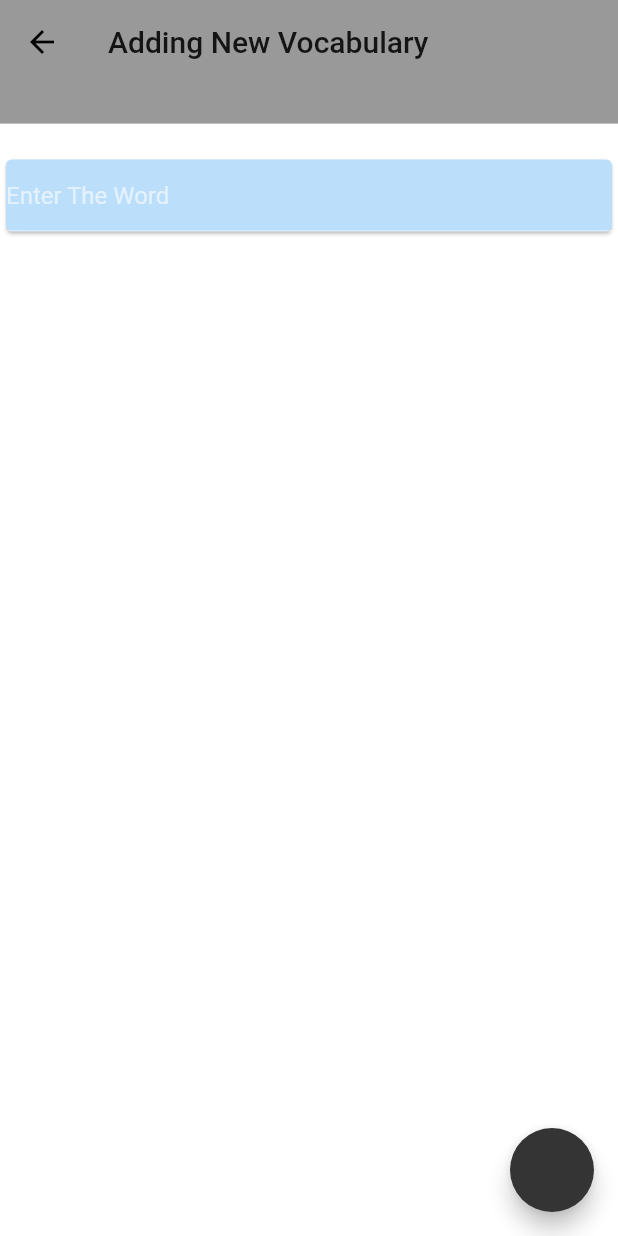
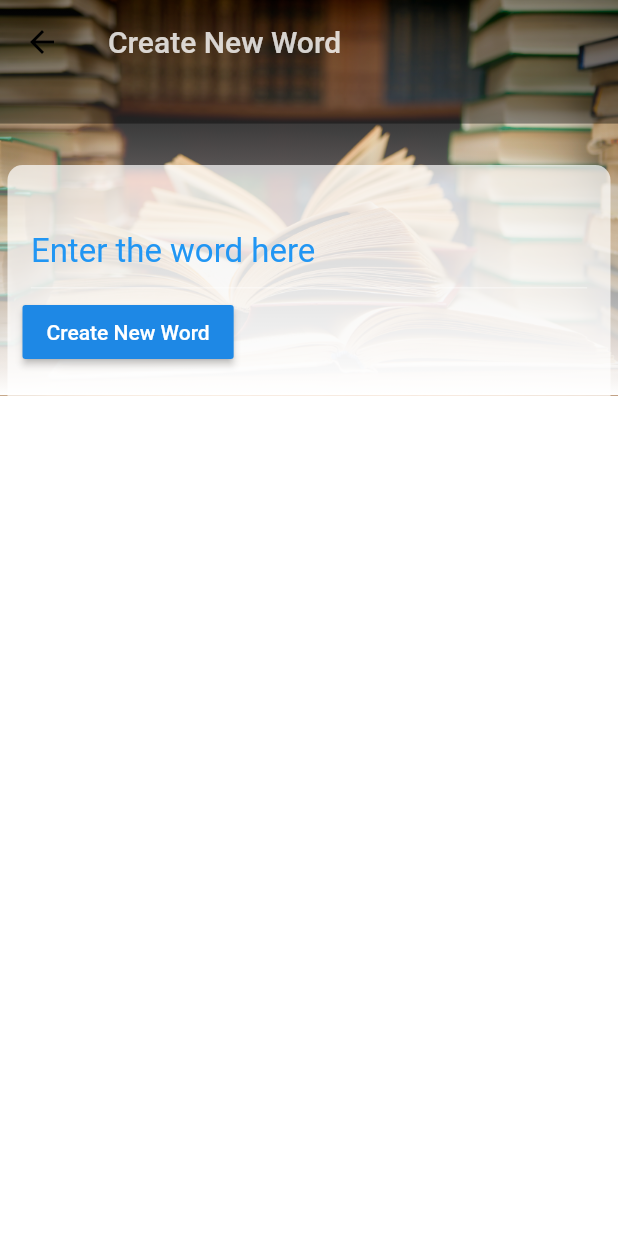
Before and after one commit to cscheungae/vocab_app_fyp55, a Flutter app: the AddNewVocabPage screen opened directly, on a phone screen of 412 x 824 dp. Run offline on Flutter 3.47's test engine with Material 2 defaults, Android fonts, the phone set to English and light mode, and no system bars; our stand-ins replace percent_indicator, sqflite; accounts and stored records are empty; Roboto replaces fonts that are missing (Montserrat).

Commit message:
Update Vocab Detail Page

```diff
--- a/lib/pages/AddNewVocabPage.dart
+++ b/lib/pages/AddNewVocabPage.dart
@@ -15,10 +15,20 @@ class AddNewVocabPage extends StatefulWidget
   _AddNewVocabPage createState() => _AddNewVocabPage();
 }
 
+
+
+
 class _AddNewVocabPage extends State <AddNewVocabPage>
 with AutomaticKeepAliveClientMixin
 {
-  final _formKey = GlobalKey();
+  final _wordKey = GlobalKey();
+  final _meaningKey = GlobalKey();
+  final _wordformKey = GlobalKey();
+  final _sampleSentenceKey = GlobalKey();
+  final _synonymsKey = GlobalKey();
+  final _antonymsKey = GlobalKey();
+
+
   final _textWordController = TextEditingController();
 
   @override
@@ -30,63 +40,163 @@ with AutomaticKeepAliveClientMixin
     super.dispose();
   }
 
+  List<Widget> buildBackground(){
+    return <Widget>
+        [
+          //BackgroundImage
+          Container
+          (
+            width: MediaQuery.of(context).size.width,
+            height: MediaQuery.of(context).size.height * 0.32,
+            child: Image(image: AssetImage("assets/initialAddVocab.jpg"), fit: BoxFit.cover ),
+          ),
+
+          //Image Filter
+          Container
+          (
+            height: MediaQuery.of(context).size.height * 0.32,
+            decoration:BoxDecoration
+            (
+              color: Colors.white,
+              gradient: LinearGradient
+              (
+                  begin: FractionalOffset.topCenter,
+                  end: FractionalOffset.bottomCenter,
+                  colors: [
+                    Colors.grey.withOpacity(0.0),
+                    Colors.white,
+                  ],
+                  stops: [ 0.0,  1.0,]
+              )
+            ),
+          ),
+
+          Padding
+          (
+            padding: EdgeInsets.fromLTRB(5, 110, 5, 0),
+            child:Container
+            (
+              width: MediaQuery.of(context).size.width * 0.98,
+              height: MediaQuery.of(context).size.height * 0.98,
+
+              decoration: new BoxDecoration
+              (
+                color: Color.fromRGBO(255, 255, 255, 0.7),
+                //color: Colors.blue,
+                borderRadius: new BorderRadius.all(const Radius.circular(10.0)),
+              ),
+              alignment: Alignment.topLeft,
+            ),
+          ),
+        ];
+  }
+
+
+
+  Widget buildInputForm( String header, GlobalKey key ){
+    return
+    Container (
+      height: MediaQuery.of(context).size.height * 0.18,
+      child: Form(
+        child: Card(
+          elevation: 5,
+          child: (
+            Row(
+              children: <Widget>[
+                Text( header + ": ", style: TextStyle(color: Colors.blue, fontSize: 20), ),
+                TextFormField(
+                  validator: (value) {
+                    if (value.isEmpty)
+                      return 'Please enter some text';
+                    return null;
+                  }
+                ),
+
+              ],
+            )
+          ),
+        ),
+        key: key,
+      )
+    );
+  }
+
+
+
   @override
   Widget build( BuildContext context )
   {
      return Scaffold
     (
       backgroundColor: Colors.white,
-      body: Column
+      body: SingleChildScrollView ( child: Stack
       (
-        children: <Widget>
-        [
+        children: List.from(buildBackground())..addAll( <Widget>[
+
+          Column(
+            children: <Widget>[
+              //Appbar
               Container
               (
                 height: MediaQuery.of(context).size.height * 0.10,
                 child: AppBar
                 (
-              title: Text("Adding New Vocabulary" ),
+                  title: Text( "Create New Word", style: TextStyle(color: Color.fromRGBO(255,255,255,0.8)), ),
                   backgroundColor: Color.fromRGBO(0, 0, 0, 0.4),
                   elevation: 0,
                 ),
               ),
 
-          Padding
+
+
+              Form(
+                key: _wordKey,
+                child: Container
                   (
-            padding: EdgeInsets.fromLTRB(0, 20, 0, 0),
-            child: Form
+                    padding: EdgeInsets.fromLTRB(0, 60, 0, 0),
+                    width: MediaQuery.of(context).size.width * 0.90,
+
+                    child: TextFormField
                     (
-              key: _formKey,
-              child: Column(children: <Widget>
-                [
-                  Card
-                  (
-                    color: Colors.blue[100],
-                    child: TextFormField(
-                      controller: _textWordController,
-                      validator: (value){
-                        if (value.isEmpty){ return "Please Enter the Keyword"; } return null;
+                      style: TextStyle(color: Colors.blue, fontSize: 20),
+                      decoration: InputDecoration(
+                        fillColor: Colors.blue,
+                        hintText: "Enter the word here",
+                        hintStyle: TextStyle(fontSize: 22.0, color: Colors.blue),
+                      ),
+                      validator: (value) {
+                        if (value.isEmpty)
+                          return 'Please enter some text';
+                        return null;
+                      }
+                    ),
+                  ),
+              ),
+
+              //buildInputForm("Word of Speech", _wordformKey),
+              //buildInputForm("Meaning", _meaningKey),
+              //buildInputForm("Sample Sentence", _sampleSentenceKey),
+              //buildInputForm("Synonyms", _synonymsKey ),
+              //buildInputForm("Synonyms", _antonymsKey ),
+
+              Container (
+                alignment: Alignment.topLeft,
+                padding: EdgeInsets.fromLTRB(15, 5, 0, 0),
+                child: RaisedButton(
+                  child: Text("Create New Word"),
+                  onPressed: (){
+                    Scaffold.of(context).showSnackBar(SnackBar(content: Text('Processing Data')));
                   },
-                      decoration: InputDecoration(
-                        hintText: "Enter The Word",
-                      ),
                 ),
               ),
 
 
             ],
           ),
+        ],
+
         ),
-          ),
-        ],
-      ),
-
-      floatingActionButton: FloatingActionButton(
-        onPressed: (){
-
-          Navigator.pop(context);
-        },
-      ),
+      ),),
 
     );
   }
--- /dev/null
+++ b/lib/services/fetchdata_WordsAPI.dart
@@ -0,0 +1,36 @@
+import 'package:http/http.dart' as http;
+import 'dart:convert';
+
+class FetchDataWordsAPI{
+
+  String _word;
+
+  /* Prevent Over-requesting */
+  static int Limit = 0;
+  static final int LIMIT = 10;
+
+  //Constructor
+  FetchDataWordsAPI(String word){ this._word = word; }
+
+
+  factory FetchDataWordsAPI.fromJson( List<dynamic> json ){
+
+
+  }
+
+
+  static Future<bool> Request(String word) async{
+
+    final String APIAdress = "";
+    final String query = word;
+
+    var returnedResponse = await http.get(APIAdress);
+    if ( returnedResponse.statusCode == 200 ){
+      FetchDataWordsAPI fd = FetchDataWordsAPI.fromJson( json.decode(returnedResponse.body));
+      return true;
+    }
+    else { return false; }
+  }
+
+
+}
--- a/pubspec.yaml
+++ b/pubspec.yaml
@@ -57,6 +57,7 @@ flutter:
   #  - images/a_dot_ham.jpeg
   assets:
     - assets/FlutterLogo.png
+    - assets/initialAddVocab.jpg  # - source: https://www.flickr.com/photos/abee5/8314929977
 
   # An image asset can refer to one or more resolution-specific "variants", see
   # https://flutter.dev/assets-and-images/#resolution-aware.
```
Also changed, not shown: lib/States/vocabularyState.dart (+39 -15 lines), lib/components/CustomVocabCard.dart (+5 -3 lines), lib/components/DefinitionBlock.dart (added, +55 -0 lines), lib/pages/VocabBanksPage.dart (+23 -28 lines), lib/pages/VocabDetailsPage.dart (+76 -48 lines), lib/services/fetchimage_Bing.dart (+7 -4 lines), assets/initialAddVocab.jpg (added). Lines whose indentation alone changed are shown as unchanged.
